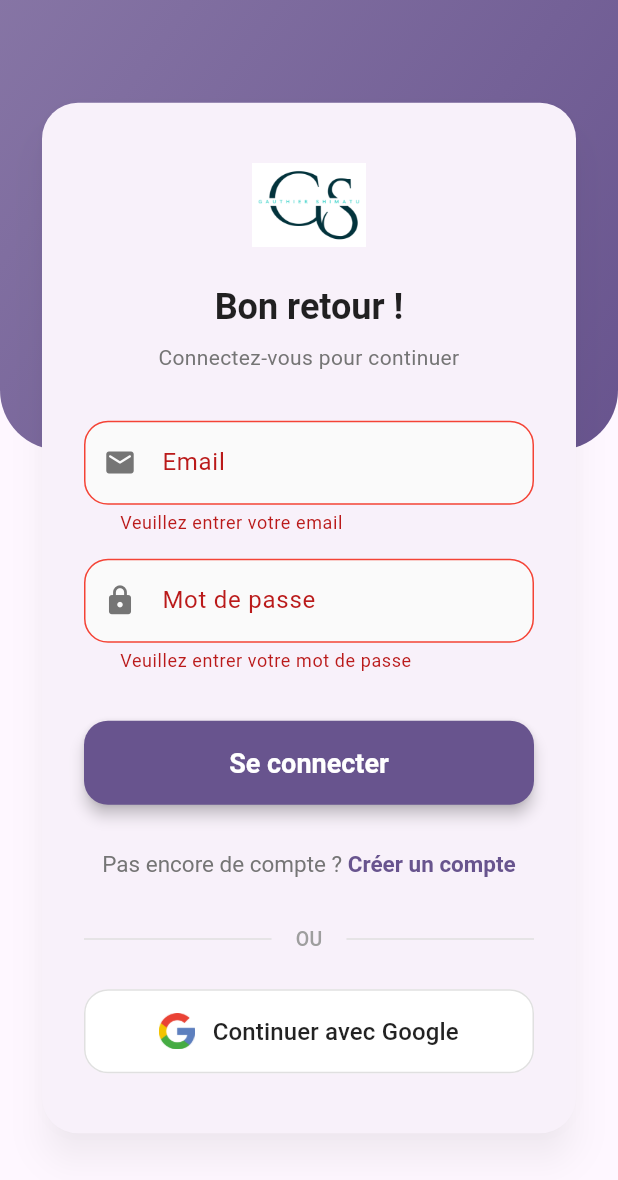
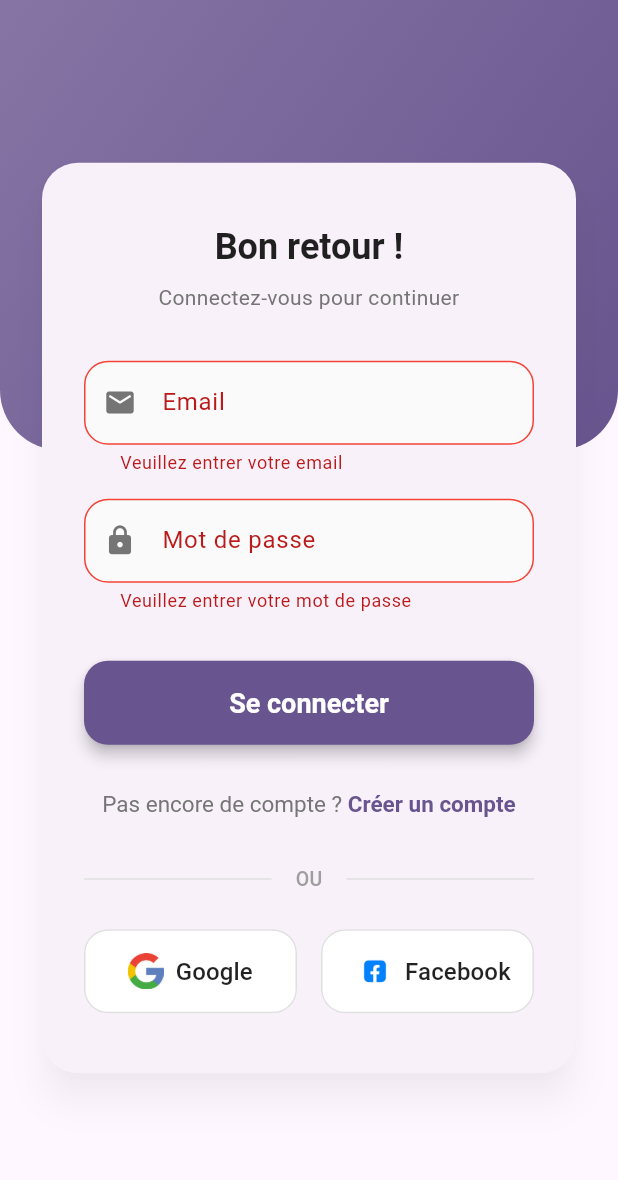
Before and after one commit to gshimatu/Authentification-flutter, a Flutter app: the screen it shows after launch, after a tap on "Se connecter", on a phone screen of 412 x 824 dp. Shown: the top 1180 px of the screen. Run offline on Flutter 3.47's test engine with Material 3 defaults, Android fonts, the light colour scheme and no system bars; our stand-ins replace firebase_auth, firebase_core, google_sign_in; missing offline and left inert: flutter_facebook_auth; accounts and stored records are empty.

Commit message:
Ajout du bouton login with Facebbok + configuration de la fonctionnalité sur le navigateur

```diff
--- a/lib/pages/login_page.dart
+++ b/lib/pages/login_page.dart
@@ -20,16 +20,58 @@ class _MyHomePageState extends State<LoginPage> {
   bool _isLoading = false;
   bool _forLogin = true;
 
+  // Fonction utilitaire pour afficher les erreurs
+  void _showErrorSnackbar(String message) {
+    ScaffoldMessenger.of(context).showSnackBar(
+      SnackBar(
+        content: Text(message),
+        behavior: SnackBarBehavior.floating,
+        backgroundColor: Colors.red,
+        showCloseIcon: true,
+      ),
+    );
+  }
+
   @override
   Widget build(BuildContext context) {
     final theme = Theme.of(context);
     final primaryColor = theme.colorScheme.primary;
 
+    // Fonction pour gérer la connexion sociale et les erreurs
+    // Elle prend en paramètre la méthode d'authentification (Google ou Facebook)
+    Future<void> _handleSocialLogin(Future<UserCredential?> Function() loginMethod) async {
+      setState(() {
+        _isLoading = true;
+      });
+      try {
+        final userCredential = await loginMethod();
+        if (userCredential == null) {
+          // L'utilisateur a annulé la connexion sociale ou erreur non critique
+          _showErrorSnackbar("Connexion annulée ou interrompue.");
+        } else {
+          // L'utilisateur est connecté, navigation vers l'écran principal...
+          // Ici, l'état de l'application sera mis à jour via le Stream<User?> de Firebase
+          print("Utilisateur connecté via social: ${userCredential.user?.uid}");
+        }
+      } on FirebaseAuthException catch (e) {
+        // Gérer les erreurs de Firebase (ex: compte existant avec autre provider)
+        _showErrorSnackbar('Erreur Firebase: ${e.message}');
+      } catch (e) {
+        // Gérer les autres erreurs (ex: connexion réseau)
+        _showErrorSnackbar("Une erreur inattendue est survenue.");
+      } finally {
+        setState(() {
+          _isLoading = false;
+        });
+      }
+    }
+
+
     return Scaffold(
       // On utilise un Stack pour mettre une décoration en arrière-plan
       body: Stack(
         children: [
-          // DÉCORATION D'ARRIÈRE-PLAN
+          // DÉCORATION D'ARRIÈRE-PLAN (Gris clair)
           Container(
             height: double.infinity,
             width: double.infinity,
@@ -85,14 +127,7 @@ class _MyHomePageState extends State<LoginPage> {
                             mainAxisSize: MainAxisSize.min,
                             crossAxisAlignment: CrossAxisAlignment.stretch,
                             children: <Widget>[
-                              // Logo et Titre centrés
-                              Center(
-                                child: Image.asset(
-                                  'assets/images/Gs.png',
-                                  height: 56,
-                                ),
-                              ),
-                              const SizedBox(height: 24),
+                              // Titre
                               Text(
                                 _forLogin ? "Bon retour !" : "Rejoignez-nous",
                                 textAlign: TextAlign.center,
@@ -167,7 +202,7 @@ class _MyHomePageState extends State<LoginPage> {
 
                               const SizedBox(height: 32),
 
-                              // Primary action Button
+                              // Primary action Button (Login/Sign Up)
                               SizedBox(
                                 height: 56, // Bouton plus haut
                                 child: ElevatedButton(
@@ -187,12 +222,10 @@ class _MyHomePageState extends State<LoginPage> {
                                       _isLoading
                                           ? null
                                           : () async {
-                                            if (_formKey.currentState!
-                                                .validate()) {
+                                            if (_formKey.currentState!.validate()) {
                                               setState(() {
                                                 _isLoading = true;
                                               });
-                                              // Login Logic preserved
                                               try {
                                                 if (_forLogin) {
                                                   await Auth()
@@ -209,26 +242,12 @@ class _MyHomePageState extends State<LoginPage> {
                                                             .text,
                                                       );
                                                 }
+                                              } on FirebaseAuthException catch (e) {
+                                                _showErrorSnackbar('${e.message}');
+                                              } finally {
                                                 setState(() {
                                                   _isLoading = false;
                                                 });
-                                              } on FirebaseAuthException catch (e) {
-                                                setState(() {
-                                                  _isLoading = false;
-                                                });
-                                                ScaffoldMessenger.of(
-                                                  context,
-                                                ).showSnackBar(
-                                                  SnackBar(
-                                                    content: Text(
-                                                      '${e.message}',
-                                                    ),
-                                                    behavior:
-                                                        SnackBarBehavior.floating,
-                                                    backgroundColor: Colors.red,
-                                                    showCloseIcon: true,
-                                                  ),
-                                                );
                                               }
                                             }
                                           },
@@ -328,8 +347,12 @@ class _MyHomePageState extends State<LoginPage> {
 
                               const SizedBox(height: 24),
 
+                              // BOUTONS SOCIAUX (Google & Facebook)
+                              Row(
+                                children: [
                                   // Google Button
-                              SizedBox(
+                                  Expanded(
+                                    child: SizedBox(
                                       height: 56,
                                       child: OutlinedButton(
                                         style: OutlinedButton.styleFrom(
@@ -342,7 +365,7 @@ class _MyHomePageState extends State<LoginPage> {
                                           backgroundColor: Colors.white,
                                           elevation: 0,
                                         ),
-                                  onPressed: () {
+                                        onPressed:() {
                                           Auth().signInWithGoogle();
                                         },
                                         child: Row(
@@ -352,9 +375,9 @@ class _MyHomePageState extends State<LoginPage> {
                                               'assets/images/google.png',
                                               height: 24,
                                             ),
-                                      const SizedBox(width: 12),
+                                            const SizedBox(width: 8),
                                             const Text(
-                                        'Continuer avec Google',
+                                              'Google',
                                               style: TextStyle(
                                                 fontSize: 16,
                                                 color: Colors.black87,
@@ -364,6 +387,51 @@ class _MyHomePageState extends State<LoginPage> {
                                           ],
                                         ),
                                       ),
+                                    ),
+                                  ),
+
+                                  const SizedBox(width: 16),
+
+                                  // Facebook Button (AJOUTÉ)
+                                  Expanded(
+                                    child: SizedBox(
+                                      height: 56,
+                                      child: OutlinedButton(
+                                        style: OutlinedButton.styleFrom(
+                                          shape: RoundedRectangleBorder(
+                                            borderRadius: BorderRadius.circular(16),
+                                          ),
+                                          side: BorderSide(
+                                            color: Colors.grey.shade300,
+                                          ),
+                                          backgroundColor: Colors.white,
+                                          elevation: 0,
+                                        ),
+                                        // Appel de la méthode Facebook
+                                        onPressed: _isLoading ? null : () => _handleSocialLogin(Auth().signInWithFacebook),
+                                        child: Row(
+                                          mainAxisAlignment: MainAxisAlignment.center,
+                                          children: [
+                                            Image.asset(
+                                              // Votre image facebook.png
+                                              'assets/images/facebook.png',
+                                              height: 24,
+                                            ),
+                                            const SizedBox(width: 8),
+                                            const Text(
+                                              'Facebook',
+                                              style: TextStyle(
+                                                fontSize: 16,
+                                                color: Colors.black87,
+                                                fontWeight: FontWeight.w500,
+                                              ),
+                                            ),
+                                          ],
+                                        ),
+                                      ),
+                                    ),
+                                  ),
+                                ],
                               ),
                             ],
                           ),
```
Also changed, not shown: firebase.json, 2 other files. Lines whose indentation alone changed are shown as unchanged.
